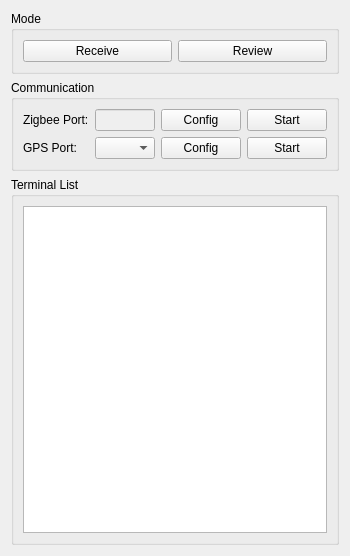
The window that mac/examples/GasInfo/devicelistwidget.ui (Quenii/ADCEVM) describes before a commit, drawn with Qt 5.
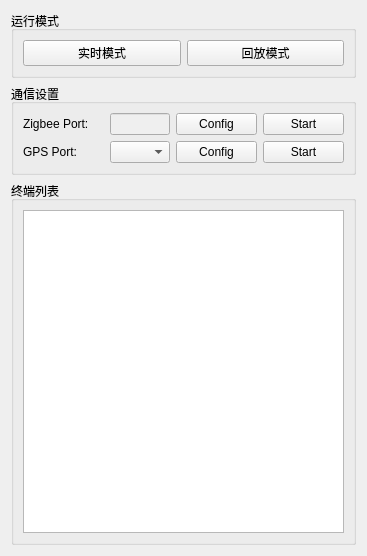
The same window after the commit.

```diff
--- a/mac/examples/GasInfo/devicelistwidget.ui
+++ b/mac/examples/GasInfo/devicelistwidget.ui
@@ -6,7 +6,7 @@
    <rect>
     <x>0</x>
     <y>0</y>
-    <width>329</width>
+    <width>367</width>
     <height>556</height>
    </rect>
   </property>
@@ -23,13 +23,13 @@
    <item>
     <widget class="QGroupBox" name="groupBox_3">
      <property name="title">
-      <string>Mode</string>
+      <string>运行模式</string>
      </property>
      <layout class="QHBoxLayout" name="horizontalLayout_4">
       <item>
        <widget class="QPushButton" name="receiveModePushButton">
         <property name="text">
-         <string>Receive</string>
+         <string>实时模式</string>
         </property>
         <property name="checkable">
          <bool>true</bool>
@@ -45,7 +45,7 @@
       <item>
        <widget class="QPushButton" name="reviewModePushButton">
         <property name="text">
-         <string>Review</string>
+         <string>回放模式</string>
         </property>
         <property name="checkable">
          <bool>true</bool>
@@ -61,7 +61,7 @@
    <item>
     <widget class="QGroupBox" name="groupBox">
      <property name="title">
-      <string>Communication</string>
+      <string>通信设置</string>
      </property>
      <layout class="QHBoxLayout" name="horizontalLayout_5">
       <item>
@@ -183,7 +183,7 @@
    <item>
     <widget class="QGroupBox" name="groupBox_2">
      <property name="title">
-      <string>Terminal List</string>
+      <string>终端列表</string>
      </property>
      <layout class="QVBoxLayout" name="verticalLayout_2">
       <item>
```
